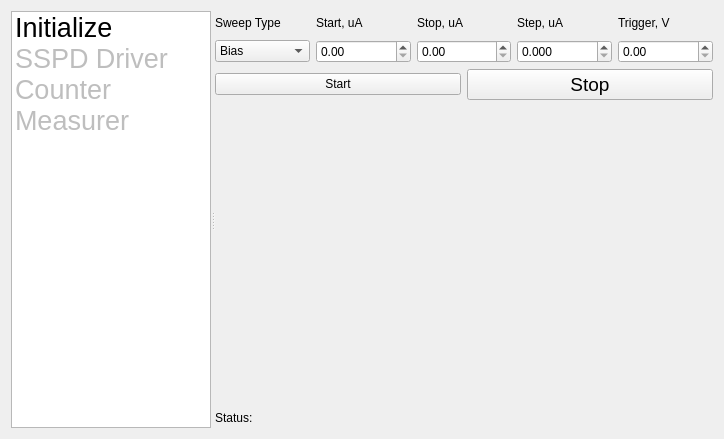
First picture: the form in User/QeMeasurer/mainwindow.ui, repository OzhegovRoman/ControlUnit4_Software, before the edit.
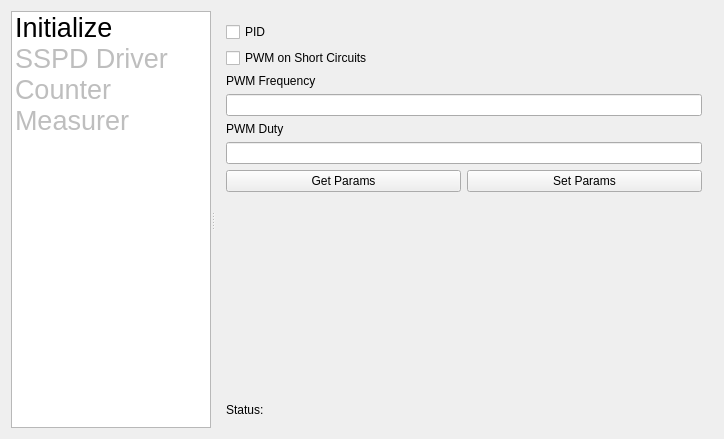
Second picture: the form after the edit. Custom widgets are drawn as their Qt base class.

Commit message: Experiment with PWM for short circuit

Diff of the .ui file:
```diff
--- a/User/QeMeasurer/mainwindow.ui
+++ b/User/QeMeasurer/mainwindow.ui
@@ -84,7 +84,7 @@
        <bool>true</bool>
       </property>
       <property name="currentIndex">
-       <number>3</number>
+       <number>4</number>
       </property>
       <widget class="QWidget" name="pInitialize">
        <layout class="QVBoxLayout" name="verticalLayout_8">
@@ -678,6 +678,111 @@
         </item>
        </layout>
       </widget>
+      <widget class="QWidget" name="pSecretParams">
+       <layout class="QVBoxLayout" name="verticalLayout_6">
+        <item>
+         <widget class="QCheckBox" name="cbPID">
+          <property name="styleSheet">
+           <string notr="true">font: 14pt &quot;MS Shell Dlg 2&quot;;</string>
+          </property>
+          <property name="text">
+           <string>PID</string>
+          </property>
+         </widget>
+        </item>
+        <item>
+         <widget class="QCheckBox" name="cbPWM">
+          <property name="styleSheet">
+           <string notr="true">font: 14pt &quot;MS Shell Dlg 2&quot;;</string>
+          </property>
+          <property name="text">
+           <string>PWM on Short Circuits</string>
+          </property>
+         </widget>
+        </item>
+        <item>
+         <widget class="QLabel" name="label_3">
+          <property name="styleSheet">
+           <string notr="true">font: 14pt &quot;MS Shell Dlg 2&quot;;</string>
+          </property>
+          <property name="text">
+           <string>PWM Frequency</string>
+          </property>
+         </widget>
+        </item>
+        <item>
+         <widget class="QLineEdit" name="lePwmFrequency">
+          <property name="styleSheet">
+           <string notr="true">font: 14pt &quot;MS Shell Dlg 2&quot;;</string>
+          </property>
+         </widget>
+        </item>
+        <item>
+         <widget class="QLabel" name="label_6">
+          <property name="styleSheet">
+           <string notr="true">font: 14pt &quot;MS Shell Dlg 2&quot;;</string>
+          </property>
+          <property name="text">
+           <string>PWM Duty</string>
+          </property>
+         </widget>
+        </item>
+        <item>
+         <widget class="QLineEdit" name="lePwmDuty">
+          <property name="styleSheet">
+           <string notr="true">font: 14pt &quot;MS Shell Dlg 2&quot;;</string>
+          </property>
+         </widget>
+        </item>
+        <item>
+         <layout class="QHBoxLayout" name="horizontalLayout_7">
+          <item>
+           <widget class="QPushButton" name="pbGetSecretParams">
+            <property name="styleSheet">
+             <string notr="true">font: 14pt &quot;MS Shell Dlg 2&quot;;</string>
+            </property>
+            <property name="text">
+             <string>Get Params</string>
+            </property>
+           </widget>
+          </item>
+          <item>
+           <widget class="QPushButton" name="pbSetSecretParams">
+            <property name="styleSheet">
+             <string notr="true">font: 14pt &quot;MS Shell Dlg 2&quot;;</string>
+            </property>
+            <property name="text">
+             <string>Set Params</string>
+            </property>
+           </widget>
+          </item>
+         </layout>
+        </item>
+        <item>
+         <spacer name="verticalSpacer_3">
+          <property name="orientation">
+           <enum>Qt::Vertical</enum>
+          </property>
+          <property name="sizeHint" stdset="0">
+           <size>
+            <width>20</width>
+            <height>40</height>
+           </size>
+          </property>
+         </spacer>
+        </item>
+        <item>
+         <widget class="QLabel" name="lbSecretStatus">
+          <property name="styleSheet">
+           <string notr="true">font: 12pt &quot;MS Shell Dlg 2&quot;;</string>
+          </property>
+          <property name="text">
+           <string>Status:</string>
+          </property>
+         </widget>
+        </item>
+       </layout>
+      </widget>
      </widget>
     </widget>
    </item>
```
The commit also changes 6 other files.
